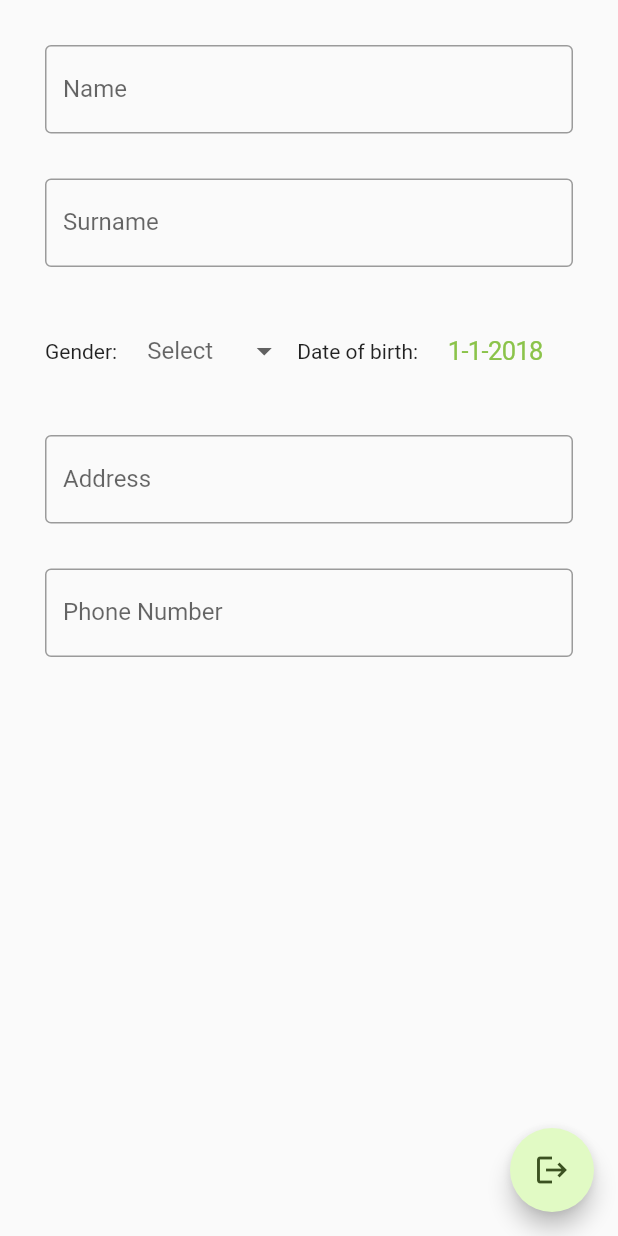
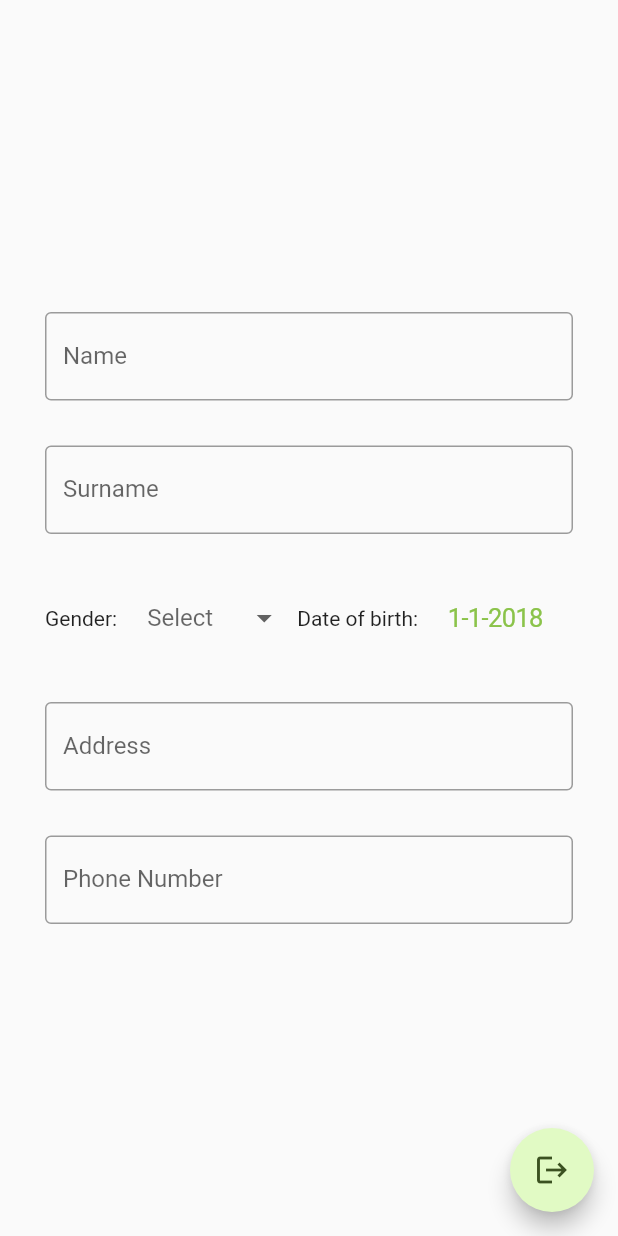
Before and after one commit to saraguida/grow_well, a Flutter app: the ProfilePage screen opened directly, on a phone screen of 412 x 824 dp. Run offline on Flutter 3.47's test engine with Material 2 defaults, Android fonts, the phone set to English and light mode, and no system bars; drawn by our look-alikes of dropdown_button2; our stand-ins replace floor, flutter_login, shared_preferences, sqflite; missing offline and left inert: excel; accounts and stored records are empty; generated files the repository leaves out were written again.

Commit message:
[main] Center in ProfilePage

```diff
--- a/grow_well/lib/screens/ProfilePage.dart
+++ b/grow_well/lib/screens/ProfilePage.dart
@@ -131,9 +131,11 @@ class _ProfilePageState extends State<ProfilePage> {
   @override
  Widget build(BuildContext context) {
     return Scaffold(
-      body: Padding(
+      body: Center(
+        child: Padding(
           padding: EdgeInsets.all(15),
           child: Column(
+            mainAxisAlignment: MainAxisAlignment.center,
             children: <Widget>[
               Padding(
                 padding: EdgeInsets.all(15),
@@ -216,15 +218,10 @@ class _ProfilePageState extends State<ProfilePage> {
                             },
                           ),
                         ),
-                        // In this example, the date is formatted manually. You can
-                        // use the intl package to format the value based on the
-                        // user's locale settings.
-
                         child: Text(
                           '${date.month}-${date.day}-${date.year}',
-//                                  style: const TextStyle(
-                          //                                  fontSize: 22.0,
-                          //                              ),
+                          //style: const TextStyle(
+                          //fontSize: 22.0),
                         ),
                       ),
                     ],
@@ -257,6 +254,7 @@ class _ProfilePageState extends State<ProfilePage> {
               ),
             ],
           )),
+      ),
       floatingActionButton: FloatingActionButton(
         onPressed: () => _toLoginPage(context),
         child: const Icon(Icons.logout, color: Color.fromARGB(255, 59, 81, 33)),
```
